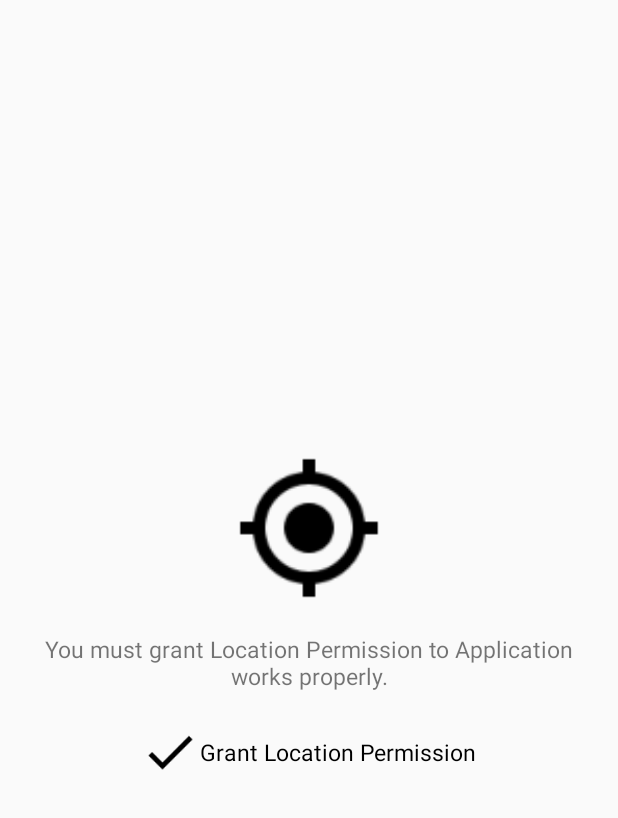
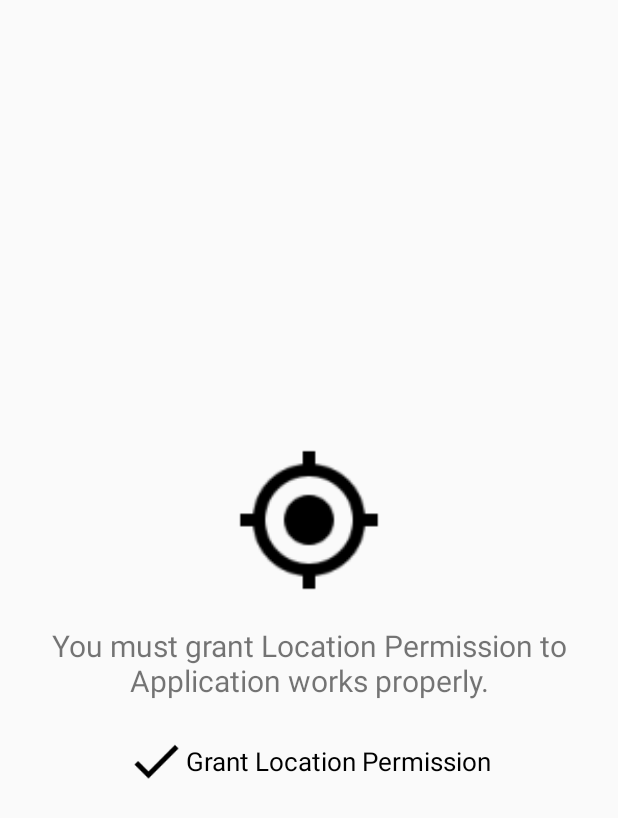
Before and after one commit to yymin1022/TaxiMeter_Legacy, an Android app: the screen it shows after launch (WelcomeActivity), on a phone screen of 412 x 824 dp. Shown: the top 818 px of the screen. Run offline under Robolectric (Android 15) with nearby library versions, the phone set to English and light mode, and no system bars; libraries missing offline, so code that uses them is left out: com.gun0912.tedpermission.

Commit message:
Improved WelcomeActivity, Add Warning related LAW

```diff
--- a/app/src/main/res/layout/activity_welcome.xml
+++ b/app/src/main/res/layout/activity_welcome.xml
@@ -22,9 +22,11 @@
         <TextView
             android:layout_width="wrap_content"
             android:layout_height="wrap_content"
+            android:layout_marginStart="20dp"
+            android:layout_marginEnd="20dp"
             android:gravity="center"
             android:text="@string/welcome_tv_location_info"
-            android:textSize="15sp" />
+            android:textSize="20sp" />
 
         <LinearLayout
             android:layout_width="wrap_content"
@@ -44,7 +46,7 @@
                 android:layout_height="wrap_content"
                 android:text="@string/welcome_btn_location_grant"
                 android:textColor="@android:color/black"
-                android:textSize="15sp"/>
+                android:textSize="17sp"/>
 
         </LinearLayout>
 
@@ -66,9 +68,11 @@
         <TextView
             android:layout_width="wrap_content"
             android:layout_height="wrap_content"
+            android:layout_marginStart="20dp"
+            android:layout_marginEnd="20dp"
             android:gravity="center"
             android:text="@string/welcome_tv_gps_info"
-            android:textSize="15sp" />
+            android:textSize="20sp" />
 
         <LinearLayout
             android:layout_width="wrap_content"
@@ -88,7 +92,7 @@
                 android:layout_height="wrap_content"
                 android:text="@string/welcome_btn_gps_ok"
                 android:textColor="@android:color/black"
-                android:textSize="15sp"/>
+                android:textSize="17sp"/>
 
         </LinearLayout>
 
--- a/app/src/main/res/values/strings.xml
+++ b/app/src/main/res/values/strings.xml
@@ -107,7 +107,7 @@
     <string name="welcome_toast_location_granted">Location Permission has been Granted</string>
     <string name="welcome_toast_location_not_granted">Location Permission has been refused. Go to [Settings] > [Applications] > [TaxiMeter] and grant please.</string>
     <string name="welcome_tv_fee_info">Default Fee %dWon\nDefault Fee Distance %dm\nRunning Cost %dWon\nRunning Cost Standard %dm\nTime Cost %dWon\nTime Cost Standard %dsec\nNight/Outer City Both Adding Percentage %d%%\nNight Adding Percentage %d%%\nOuter City Adding Percentage %d%%</string>
-    <string name="welcome_tv_gps_info">GPS Runtime might be wrong about the GPS satellite status and your environment. About this, the Taxi Fee might has some error with real Taxi Fee. All of the responsibility for these Fee Problem is on User, not Developer.</string>
+    <string name="welcome_tv_gps_info">- If driver costs Taxi Fee to Passenger with this application, driver might be punished by Korean Law(PASSENGER TRANSPORT SERVICE ACT).\n\n- GPS Runtime might be wrong about the GPS satellite status and your environment. About this, the Taxi Fee might has some error with real Taxi Fee. All of the responsibility for these Fee Problem is on User, not Developer.</string>
     <string name="welcome_tv_location_info">You must grant Location Permission to Application works properly.</string>
     <string name="welcome_tv_location_select_info">Fee is about Default Taxi, if you want Smaller or Larger Taxi, you can input Fee by your selft with ETC.</string>
     <string name="welcome_tv_location_select">Select your Location.</string>
```
Also changed, not shown: 1 other file.
